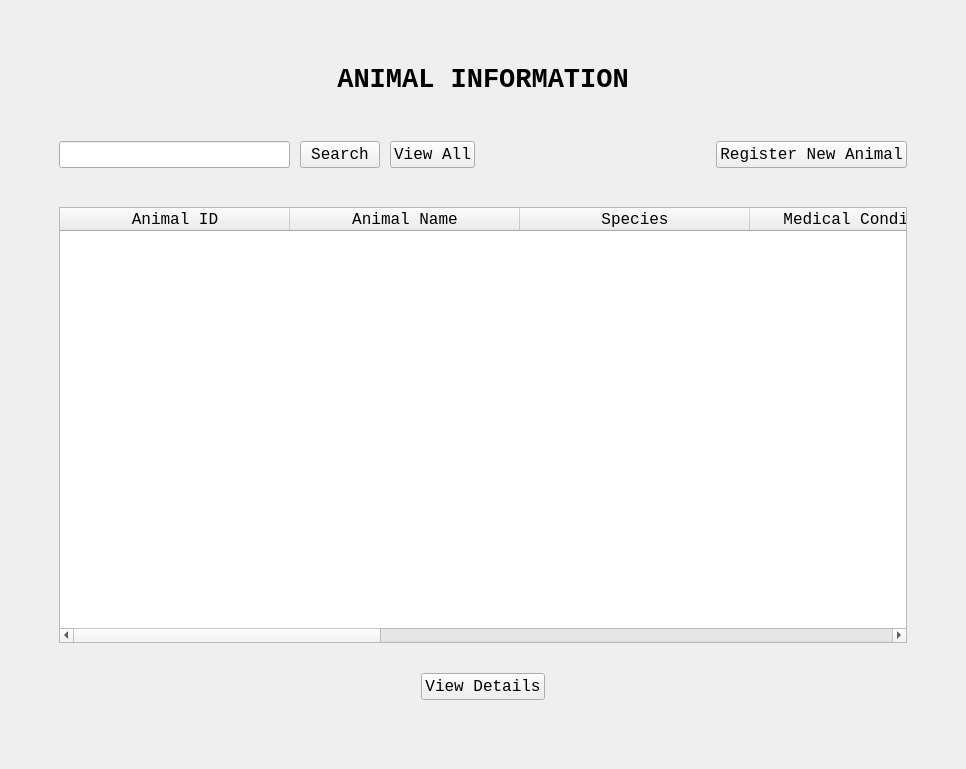
Qt form AnimalInformationUI.ui (ASNaeem/Simple-VCMS) before a commit.
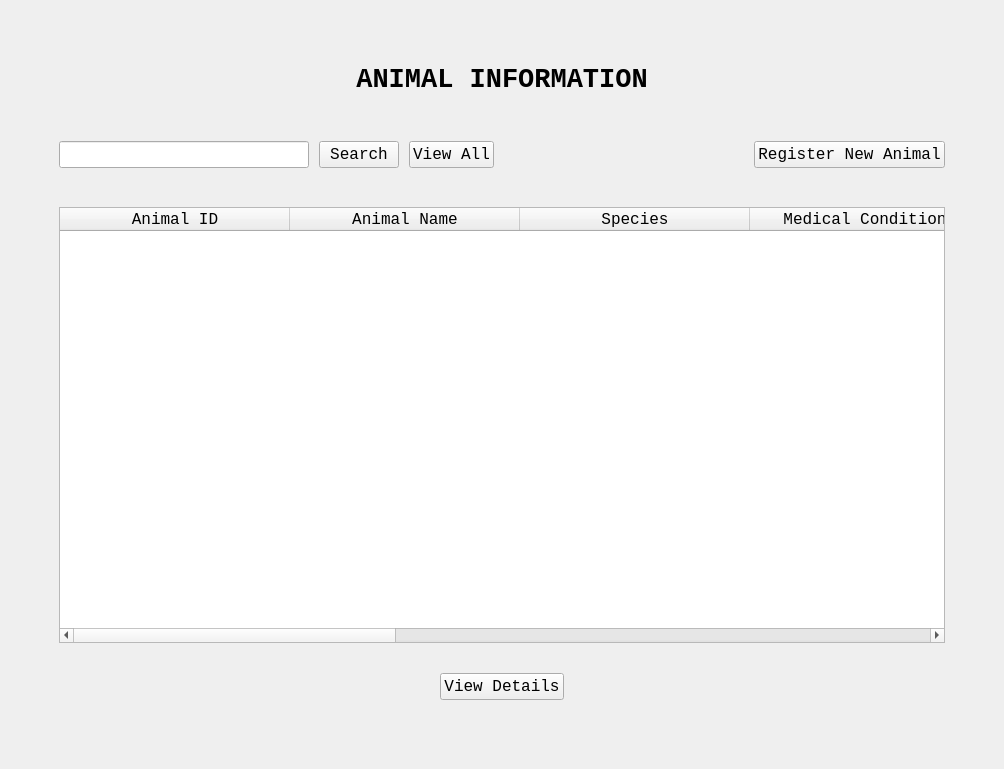
The same form after that commit.

Patch:
```diff
--- a/AnimalInformationUI.ui
+++ b/AnimalInformationUI.ui
@@ -6,7 +6,7 @@
    <rect>
     <x>0</x>
     <y>0</y>
-    <width>966</width>
+    <width>1004</width>
     <height>769</height>
    </rect>
   </property>
```
